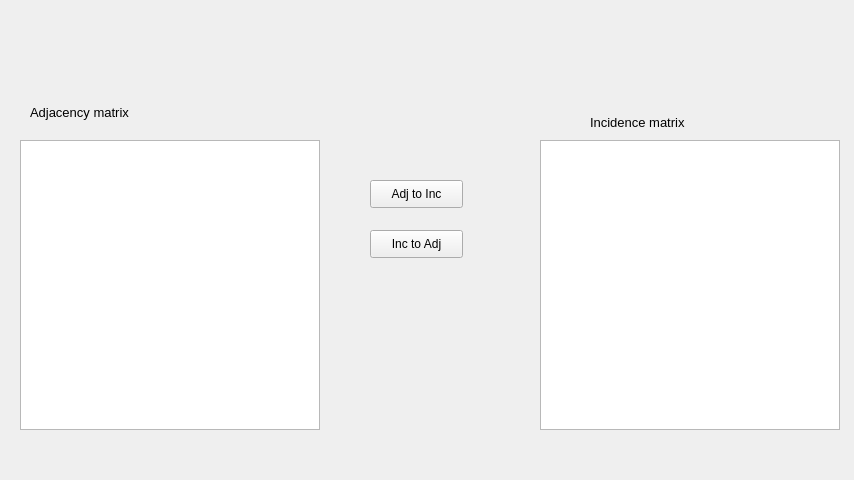
The window that mainwindow.ui (Funix565/KDM_Graph) describes before a commit, drawn with Qt 5.
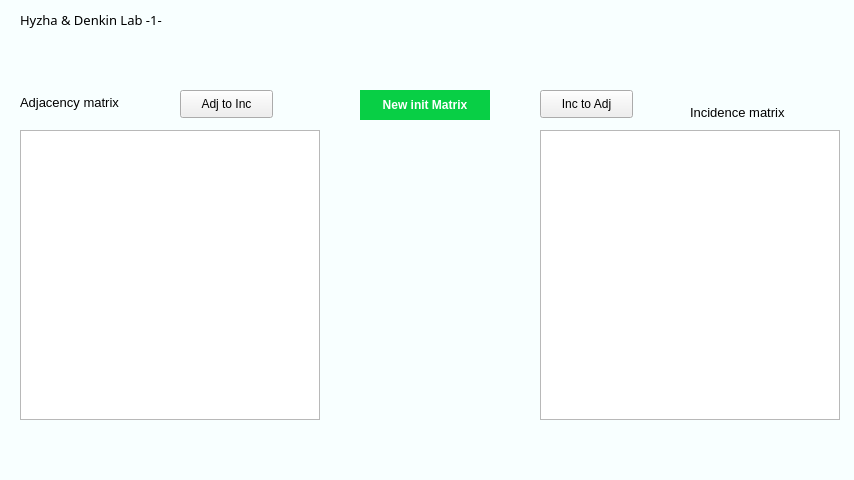
The same window after the commit.

```diff
--- a/mainwindow.ui
+++ b/mainwindow.ui
@@ -13,12 +13,20 @@
   <property name="windowTitle">
    <string>MainWindow</string>
   </property>
+  <property name="styleSheet">
+   <string notr="true">QMainWindow {
+background-color: #f8ffff;
+}</string>
+  </property>
   <widget class="QWidget" name="centralWidget">
+   <property name="styleSheet">
+    <string notr="true"/>
+   </property>
    <widget class="QTableWidget" name="tableWidget_adj">
     <property name="geometry">
      <rect>
       <x>20</x>
-      <y>140</y>
+      <y>130</y>
       <width>300</width>
       <height>290</height>
      </rect>
@@ -28,7 +36,7 @@
     <property name="geometry">
      <rect>
       <x>540</x>
-      <y>140</y>
+      <y>130</y>
       <width>300</width>
       <height>290</height>
      </rect>
@@ -37,8 +45,8 @@
    <widget class="QPushButton" name="pushButton_toInc">
     <property name="geometry">
      <rect>
-      <x>370</x>
-      <y>180</y>
+      <x>180</x>
+      <y>90</y>
       <width>93</width>
       <height>28</height>
      </rect>
@@ -50,8 +58,8 @@
    <widget class="QPushButton" name="pushButton_toInc_2">
     <property name="geometry">
      <rect>
-      <x>370</x>
-      <y>230</y>
+      <x>540</x>
+      <y>90</y>
       <width>93</width>
       <height>28</height>
      </rect>
@@ -63,8 +71,8 @@
    <widget class="QLabel" name="label_adj">
     <property name="geometry">
      <rect>
-      <x>30</x>
-      <y>100</y>
+      <x>20</x>
+      <y>90</y>
       <width>150</width>
       <height>25</height>
      </rect>
@@ -78,11 +86,11 @@
      <string>Adjacency matrix</string>
     </property>
    </widget>
-   <widget class="QLabel" name="label">
+   <widget class="QLabel" name="label_inc">
     <property name="geometry">
      <rect>
-      <x>590</x>
-      <y>110</y>
+      <x>690</x>
+      <y>100</y>
       <width>150</width>
       <height>25</height>
      </rect>
@@ -96,6 +104,52 @@
      <string>Incidence matrix</string>
     </property>
    </widget>
+   <widget class="QPushButton" name="pushButton_rel">
+    <property name="geometry">
+     <rect>
+      <x>360</x>
+      <y>90</y>
+      <width>130</width>
+      <height>30</height>
+     </rect>
+    </property>
+    <property name="font">
+     <font>
+      <pointsize>9</pointsize>
+      <weight>75</weight>
+      <bold>true</bold>
+     </font>
+    </property>
+    <property name="styleSheet">
+     <string notr="true">QPushButton {
+border-style: solid;
+background-color: #08cf45;
+color: #ffffff;
+}</string>
+    </property>
+    <property name="text">
+     <string>New init Matrix</string>
+    </property>
+   </widget>
+   <widget class="QLabel" name="label">
+    <property name="geometry">
+     <rect>
+      <x>20</x>
+      <y>10</y>
+      <width>200</width>
+      <height>20</height>
+     </rect>
+    </property>
+    <property name="font">
+     <font>
+      <family>Bahnschrift SemiLight</family>
+      <pointsize>10</pointsize>
+     </font>
+    </property>
+    <property name="text">
+     <string>Hyzha &amp; Denkin Lab -1-</string>
+    </property>
+   </widget>
   </widget>
  </widget>
  <layoutdefault spacing="6" margin="11"/>
```
Left out of the diff: 2 changed lines with no effect on the pictures.
